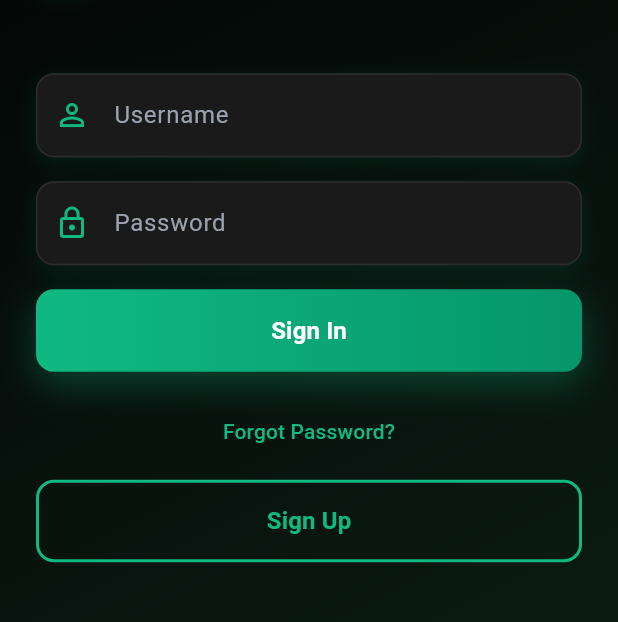
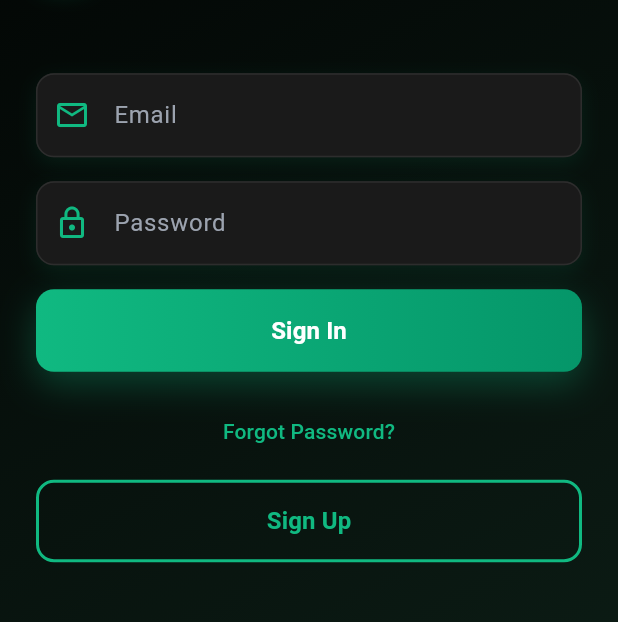
Before and after one commit to helmerlorenz/Cueing, a Flutter app: the screen it shows after launch, on a phone screen of 412 x 824 dp, the part 385-1007 px from its top. Run offline on Flutter 3.47's test engine with Material 3 defaults, Android fonts, the phone set to English and light mode, and no system bars; our stand-ins replace cloud_firestore, firebase_auth, firebase_core, shared_preferences; accounts and stored records are empty.

Commit message:
Fix
Changed username input to email input for log in

```diff
--- a/cueing/lib/screens/sign_in_screen.dart
+++ b/cueing/lib/screens/sign_in_screen.dart
@@ -138,12 +138,12 @@ class _SignInScreenState extends State<SignInScreen> with SingleTickerProviderSt
                       const SizedBox(height: 60),
                       _buildAnimatedTextField(
                         controller: _usernameController,
-                        label: 'Username',
-                        icon: Icons.person_outline,
+                        label: 'Email',
+                        icon: Icons.email_outlined,
                         delay: 200,
                         validator: (value) {
                           if (value == null || value.isEmpty) {
-                            return 'Please enter your username';
+                            return 'Please enter your email';
                           }
                           return null;
                         },
```
